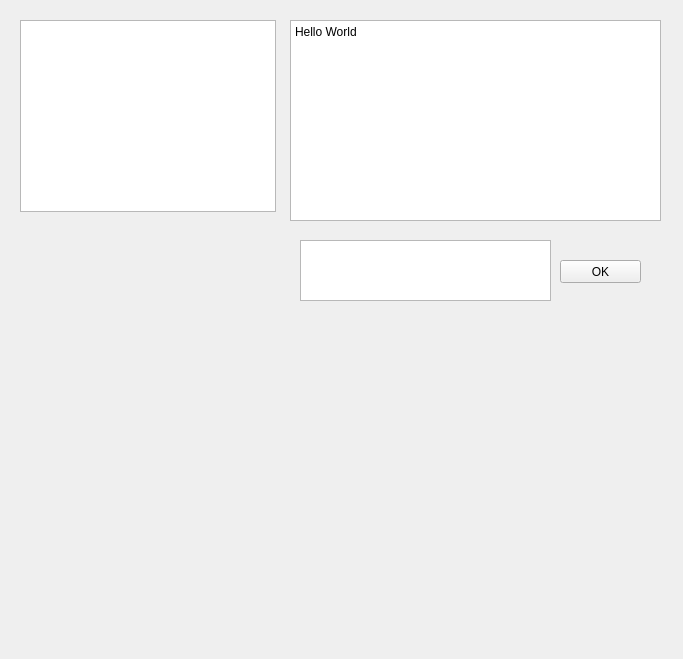
Above: topjcdialog.ui from chozabu/JumpingCube before the change. Below: the same form after it.
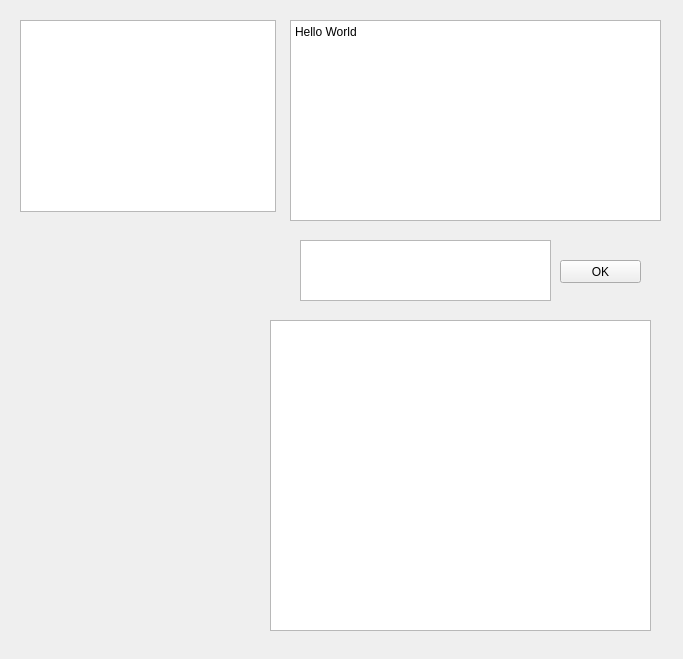
That is the form after the change. Custom widgets are drawn as their Qt base class.

```diff
--- a/topjcdialog.ui
+++ b/topjcdialog.ui
@@ -18,8 +18,8 @@
     <rect>
      <x>90</x>
      <y>310</y>
-     <width>501</width>
-     <height>281</height>
+     <width>171</width>
+     <height>321</height>
     </rect>
    </property>
   </widget>
@@ -73,6 +73,16 @@
     <string>OK</string>
    </property>
   </widget>
+  <widget class="QGraphicsView" name="drawingArea">
+   <property name="geometry">
+    <rect>
+     <x>270</x>
+     <y>320</y>
+     <width>381</width>
+     <height>311</height>
+    </rect>
+   </property>
+  </widget>
  </widget>
  <customwidgets>
   <customwidget>
```
